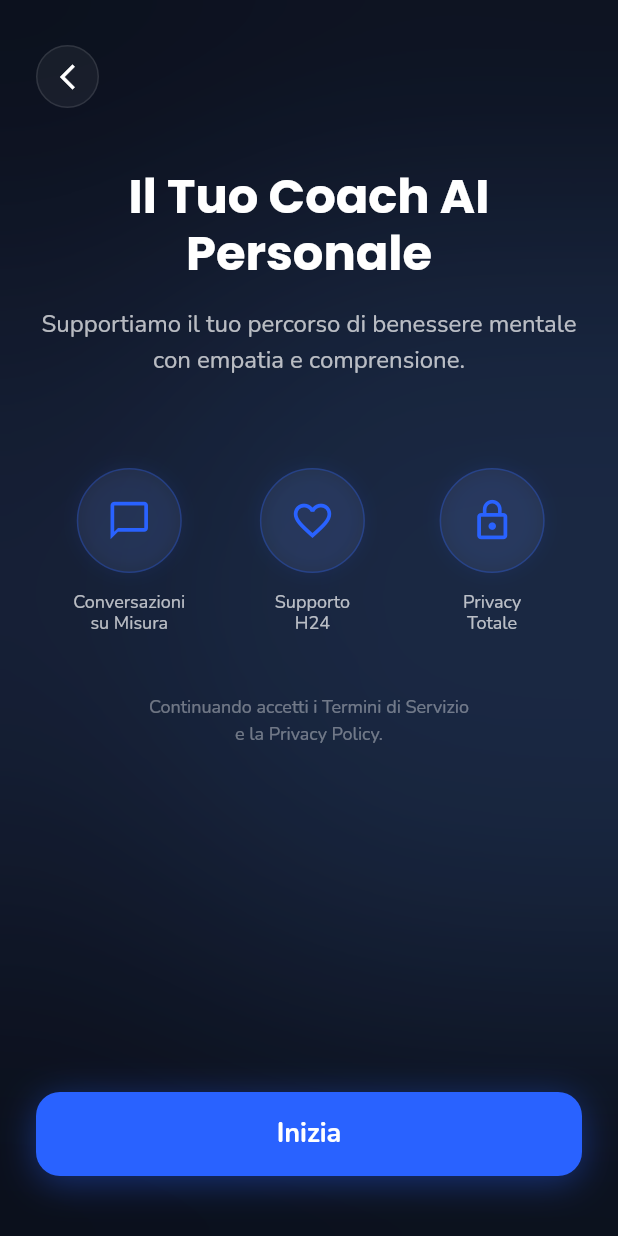
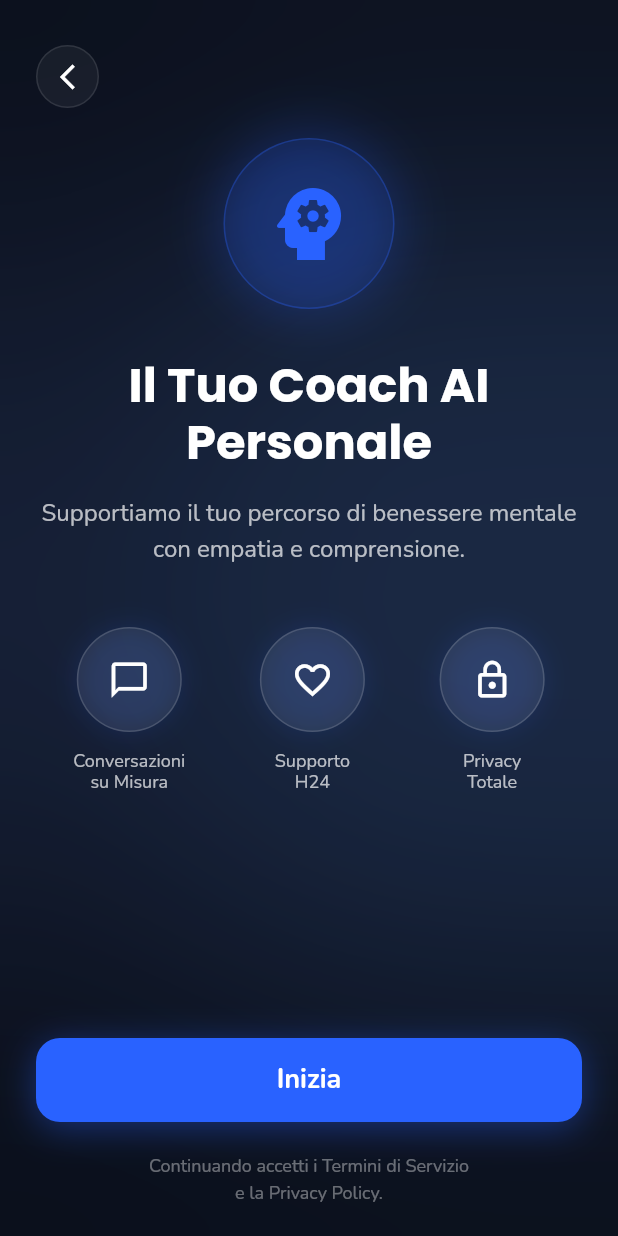
Before and after one commit to lvdoviko/applicazione_mental_coach, a Flutter app: the screen it shows after launch, after a tap on "🇮🇹", on a phone screen of 412 x 824 dp. Run offline on Flutter 3.47's test engine with Material 3 defaults, Android fonts, the phone set to English and light mode, and no system bars; our stand-ins replace connectivity_plus, device_info_plus, dio, equatable, flutter_riverpod, go_router and 8 more; missing offline and left inert: health; accounts and stored records are empty.

Commit message:
feat: Add a hero icon to the welcome step, reposition legal text, align button positions across onboarding steps, and refine feature item styling.

```diff
--- a/lib/features/onboarding/widgets/steps/avatar_selection_step.dart
+++ b/lib/features/onboarding/widgets/steps/avatar_selection_step.dart
@@ -108,7 +108,7 @@ class AvatarSelectionStep extends StatelessWidget {
         Positioned(
           left: 24,
           right: 24,
-          bottom: 40,
+          bottom: 70, // Aligned with WelcomeStep
           child: Container(
             height: 56,
             decoration: BoxDecoration(
--- a/lib/features/onboarding/widgets/steps/user_details_step.dart
+++ b/lib/features/onboarding/widgets/steps/user_details_step.dart
@@ -172,7 +172,7 @@ class UserDetailsStep extends StatelessWidget {
         Positioned(
           left: 24,
           right: 24,
-          bottom: 40,
+          bottom: 70, // Aligned with WelcomeStep (Button + Text)
           child: Container(
             height: 56,
             decoration: BoxDecoration(
--- a/lib/features/onboarding/widgets/steps/welcome_step.dart
+++ b/lib/features/onboarding/widgets/steps/welcome_step.dart
@@ -37,7 +37,27 @@ class WelcomeStep extends StatelessWidget {
                   ],
                 ),
 
-                const SizedBox(height: 40),
+                const SizedBox(height: 20),
+
+                // HERO ICON (Re-added & Enhanced)
+                Container(
+                  padding: const EdgeInsets.all(24),
+                  decoration: BoxDecoration(
+                    shape: BoxShape.circle,
+                    color: AppColors.primary.withOpacity(0.1),
+                    border: Border.all(color: AppColors.primary.withOpacity(0.3)),
+                    boxShadow: [
+                      BoxShadow(
+                        color: AppColors.primary.withOpacity(0.25),
+                        blurRadius: 30,
+                        spreadRadius: 5,
+                      )
+                    ],
+                  ),
+                  child: const Icon(Icons.psychology, size: 64, color: AppColors.primary),
+                ),
+
+                const SizedBox(height: 32),
 
                 // TITOLO
                 Text(
@@ -63,7 +83,7 @@ class WelcomeStep extends StatelessWidget {
                   ),
                 ),
 
-                const SizedBox(height: 60),
+                const SizedBox(height: 40),
 
                 // FEATURE ICONS
                 Row(
@@ -75,28 +95,22 @@ class WelcomeStep extends StatelessWidget {
                   ],
                 ),
 
-                const SizedBox(height: 40),
-
-                // TERMS & PRIVACY (Inside ScrollView)
-                Text(
-                  "Continuando accetti i Termini di Servizio\ne la Privacy Policy.",
-                  textAlign: TextAlign.center,
-                  style: GoogleFonts.nunito(
-                    fontSize: 12,
-                    color: Colors.white38,
-                  ),
-                ),
+                // Extra space for scrolling content above fixed bottom area
+                const SizedBox(height: 140),
               ],
             ),
           ),
         ),
 
-        // 2. FIXED BUTTON (Bottom Anchor)
+        // 2. FIXED BOTTOM AREA (Button + Legal Text)
         Positioned(
           left: 24,
           right: 24,
-          bottom: 40,
-          child: Container(
+          bottom: 20, // Lower bottom margin to fit text
+          child: Column(
+            mainAxisSize: MainAxisSize.min,
+            children: [
+              Container(
                 height: 56,
                 decoration: BoxDecoration(
                   color: AppColors.primary,
@@ -127,6 +141,20 @@ class WelcomeStep extends StatelessWidget {
                   ),
                 ),
               ),
+
+              const SizedBox(height: 20),
+
+              // TERMS & PRIVACY (Moved below button)
+              Text(
+                "Continuando accetti i Termini di Servizio\ne la Privacy Policy.",
+                textAlign: TextAlign.center,
+                style: GoogleFonts.nunito(
+                  fontSize: 12,
+                  color: Colors.white38,
+                ),
+              ),
+            ],
+          ),
         ),
       ],
     );
@@ -136,17 +164,20 @@ class WelcomeStep extends StatelessWidget {
     return Column(
       children: [
         Container(
-          width: 70,
-          height: 70,
+          width: 70, height: 70,
           decoration: BoxDecoration(
             shape: BoxShape.circle,
-            color: Colors.white.withOpacity(0.05),
-            border: Border.all(color: AppColors.primary.withOpacity(0.3), width: 1),
+            // 1. Sfondo più luminoso (Vetro)
+            color: Colors.white.withOpacity(0.08),
+            // 2. Bordo per definizione
+            border: Border.all(color: Colors.white.withOpacity(0.15), width: 1),
+            // 3. Leggero Glow
             boxShadow: [
-               BoxShadow(color: AppColors.primary.withOpacity(0.1), blurRadius: 10)
+               BoxShadow(color: AppColors.primary.withOpacity(0.15), blurRadius: 15)
             ]
           ),
-          child: Icon(icon, color: AppColors.primary, size: 30),
+          // 4. Icona Bianca (Per contrasto massimo)
+          child: Icon(icon, color: Colors.white, size: 28),
         ),
         const SizedBox(height: 12),
         Text(
@@ -154,7 +185,7 @@ class WelcomeStep extends StatelessWidget {
           textAlign: TextAlign.center,
           style: GoogleFonts.nunito(
             fontSize: 12,
-            color: Colors.white70,
+            color: Colors.white70, // Grigio chiaro per non competere col titolo
             height: 1.2
           ),
         ),
```
Lines whose indentation alone changed are shown as unchanged.
